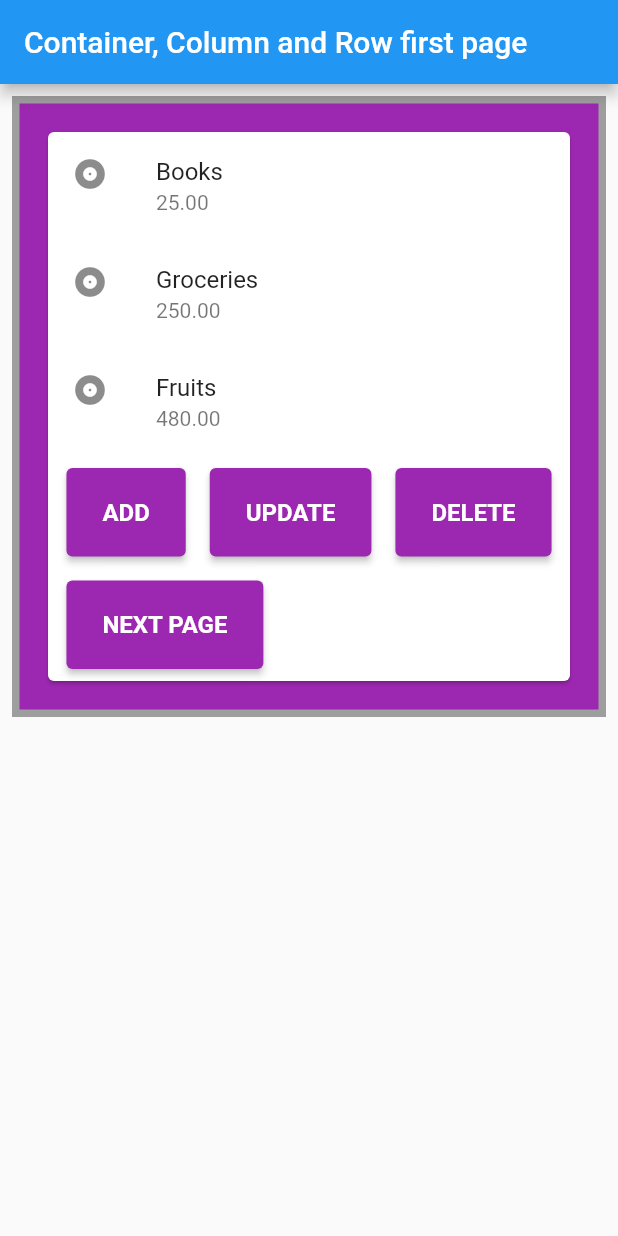
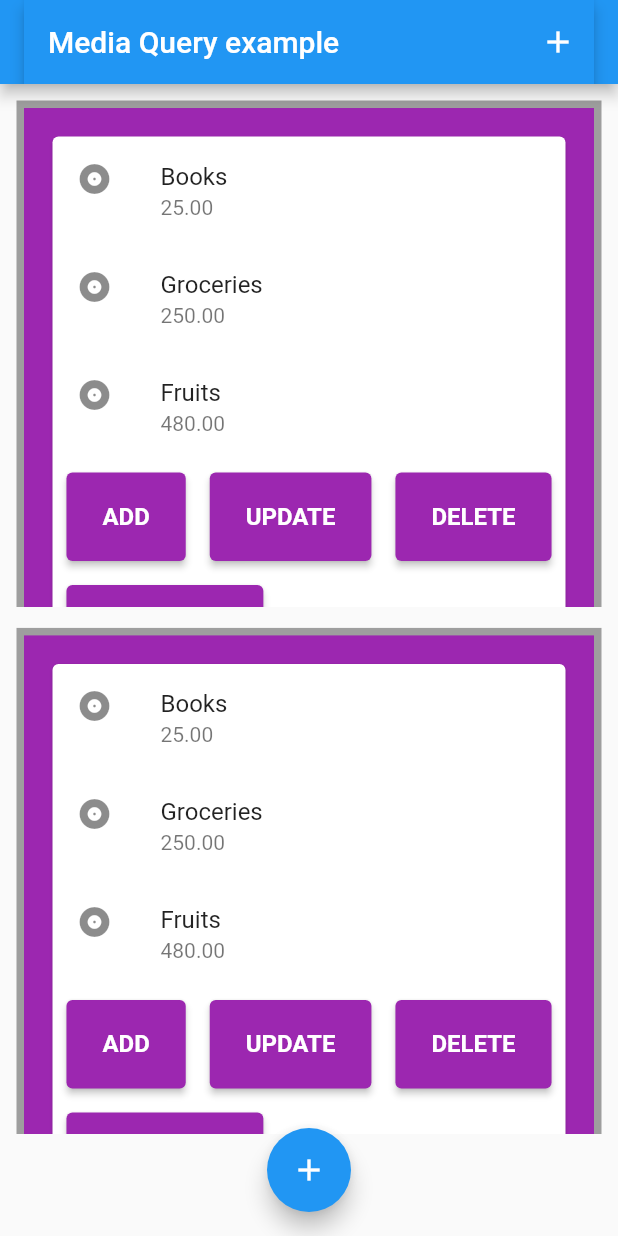
Before and after one commit to sanjibsinha/better_flutter, a Flutter app: the screen it shows after launch, on a phone screen of 412 x 824 dp. Run offline on Flutter 3.47's test engine with Material 2 defaults, Android fonts, the light colour scheme and no system bars.

Commit message:
adding media query

```diff
--- a/lib/chapter_two/container_column_and_row/view/container_column_row.dart
+++ b/lib/chapter_two/container_column_and_row/view/container_column_row.dart
@@ -1,5 +1,6 @@
 import 'package:flutter/material.dart';
 import 'container_row_column_modified.dart';
+import 'package:better_flutter/chapter_two/responsive_and_adaptive/media_query.dart';
 
 class ContainerColumnRow extends StatelessWidget {
   const ContainerColumnRow({Key, key}) : super(key: key);
@@ -8,7 +9,12 @@ class ContainerColumnRow extends StatelessWidget {
   Widget build(BuildContext context) {
     return MaterialApp(
       title: 'Difference between container, column and row',
-      home: CCRFirstPage(),
+      // home: CCRFirstPage(),
+
+      /// in this example we will try to experiment
+      /// with device mode - portrait mode and landscape mode
+      ///
+      home: MediaQueryExample(),
     );
   }
 }
--- /dev/null
+++ b/lib/chapter_two/responsive_and_adaptive/media_query.dart
@@ -0,0 +1,211 @@
+import 'package:flutter/material.dart';
+
+class MediaQueryExample extends StatefulWidget {
+  MediaQueryExample({Key? key}) : super(key: key);
+
+  @override
+  _MediaQueryExampleState createState() => _MediaQueryExampleState();
+}
+
+class _MediaQueryExampleState extends State<MediaQueryExample> {
+  @override
+  Widget build(BuildContext context) {
+    final appBar = AppBar(
+      title: Text(
+        'Media Query example',
+      ),
+      actions: <Widget>[
+        IconButton(
+          icon: Icon(Icons.add),
+          onPressed: () {},
+        ),
+      ],
+    );
+    final isLandscape =
+        MediaQuery.of(context).orientation == Orientation.landscape;
+    final isPortrait =
+        MediaQuery.of(context).orientation == Orientation.portrait;
+    return Scaffold(
+      appBar: AppBar(
+        title: appBar,
+      ),
+      body: SingleChildScrollView(
+        child: isLandscape
+            ? IsPortraitColumn(appBar: appBar)
+            : IsLandscapeColumn(appBar: appBar),
+      ),
+      floatingActionButtonLocation: FloatingActionButtonLocation.centerFloat,
+      floatingActionButton: FloatingActionButton(
+        child: Icon(Icons.add),
+        onPressed: () => {},
+      ),
+    );
+  }
+}
+
+class IsLandscapeColumn extends StatelessWidget {
+  const IsLandscapeColumn({
+    Key? key,
+    required this.appBar,
+  }) : super(key: key);
+
+  final AppBar appBar;
+
+  @override
+  Widget build(BuildContext context) {
+    return Column(
+      // mainAxisAlignment: MainAxisAlignment.start,
+      crossAxisAlignment: CrossAxisAlignment.stretch,
+      children: <Widget>[
+        CommonContainer(appBar: appBar),
+        CommonContainer(appBar: appBar),
+      ],
+    );
+  }
+}
+
+class IsPortraitColumn extends StatelessWidget {
+  const IsPortraitColumn({
+    Key? key,
+    required this.appBar,
+  }) : super(key: key);
+
+  final AppBar appBar;
+
+  @override
+  Widget build(BuildContext context) {
+    return Column(
+      // mainAxisAlignment: MainAxisAlignment.start,
+      crossAxisAlignment: CrossAxisAlignment.stretch,
+      children: <Widget>[
+        CommonContainer(appBar: appBar),
+        CommonContainer(appBar: appBar),
+      ],
+    );
+  }
+}
+
+class CommonContainer extends StatelessWidget {
+  const CommonContainer({
+    Key? key,
+    required this.appBar,
+  }) : super(key: key);
+
+  final AppBar appBar;
+
+  @override
+  Widget build(BuildContext context) {
+    return Container(
+      margin: EdgeInsets.all(3),
+      height: (MediaQuery.of(context).size.height -
+              appBar.preferredSize.height -
+              MediaQuery.of(context).padding.top) *
+          0.45,
+      child: ListView(
+        children: [
+          Container(
+            margin: EdgeInsets.all(8),
+            padding: EdgeInsets.all(15),
+            alignment: Alignment.topCenter,
+            decoration: BoxDecoration(
+              color: Colors.purple,
+              border: Border.all(
+                width: 5,
+                color: Colors.grey,
+              ),
+            ),
+            child: Column(
+              mainAxisAlignment: MainAxisAlignment.center,
+              children: [
+                Card(
+                  child: Column(
+                    mainAxisSize: MainAxisSize.min,
+                    children: <Widget>[
+                      const ListTile(
+                        leading: Icon(Icons.album),
+                        title: Text('Books'),
+                        subtitle: Text('25.00'),
+                      ),
+                      const ListTile(
+                        leading: Icon(Icons.album),
+                        title: Text('Groceries'),
+                        subtitle: Text('250.00'),
+                      ),
+                      const ListTile(
+                        leading: Icon(Icons.album),
+                        title: Text('Fruits'),
+                        subtitle: Text('480.00'),
+                      ),
+                      Wrap(
+                        alignment: WrapAlignment.spaceBetween,
+                        direction: Axis.horizontal,
+                        children: <Widget>[
+                          Container(
+                            margin: const EdgeInsets.all(8),
+                            child: ElevatedButton(
+                              onPressed: () => {},
+                              child: Text(' ADD '),
+                              style: ElevatedButton.styleFrom(
+                                primary: Colors.purple,
+                                padding: EdgeInsets.symmetric(
+                                    horizontal: 20, vertical: 20),
+                                textStyle: TextStyle(
+                                    fontSize: 16, fontWeight: FontWeight.bold),
+                              ),
+                            ),
+                          ),
+                          Container(
+                            margin: const EdgeInsets.all(8),
+                            child: ElevatedButton(
+                              onPressed: () => {},
+                              child: Text(' UPDATE '),
+                              style: ElevatedButton.styleFrom(
+                                primary: Colors.purple,
+                                padding: EdgeInsets.symmetric(
+                                    horizontal: 20, vertical: 20),
+                                textStyle: TextStyle(
+                                    fontSize: 16, fontWeight: FontWeight.bold),
+                              ),
+                            ),
+                          ),
+                          Container(
+                            margin: const EdgeInsets.all(8),
+                            child: ElevatedButton(
+                              onPressed: () => {},
+                              child: Text(' DELETE '),
+                              style: ElevatedButton.styleFrom(
+                                primary: Colors.purple,
+                                padding: EdgeInsets.symmetric(
+                                    horizontal: 20, vertical: 20),
+                                textStyle: TextStyle(
+                                    fontSize: 16, fontWeight: FontWeight.bold),
+                              ),
+                            ),
+                          ),
+                          Container(
+                            margin: const EdgeInsets.all(8),
+                            child: ElevatedButton(
+                              onPressed: () => {},
+                              child: Text(' NEXT PAGE '),
+                              style: ElevatedButton.styleFrom(
+                                primary: Colors.purple,
+                                padding: EdgeInsets.symmetric(
+                                    horizontal: 20, vertical: 20),
+                                textStyle: TextStyle(
+                                    fontSize: 16, fontWeight: FontWeight.bold),
+                              ),
+                            ),
+                          ),
+                        ],
+                      ),
+                    ],
+                  ),
+                ),
+              ],
+            ),
+          ),
+        ],
+      ),
+    );
+  }
+}
```
